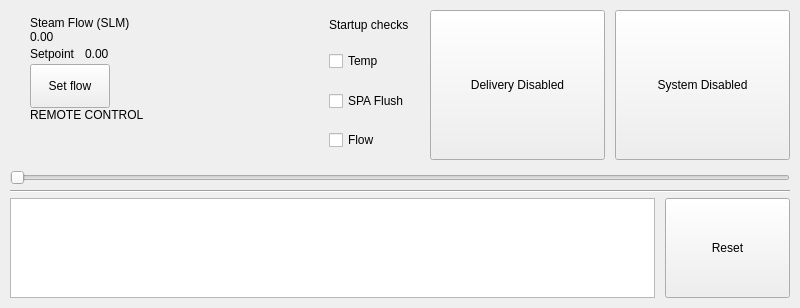
First picture: the form in ui/resources/RunPage_widget.ui, repository tamdak-dan/rch-steamer, before the edit.
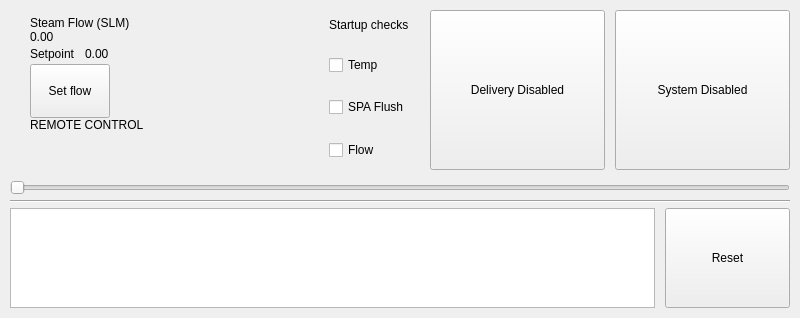
Second picture: the form after the edit.

Commit message: Set flow as tall as the nav buttons; top row 160px; fault rows 28px

Patch:
```diff
--- a/ui/resources/RunPage_widget.ui
+++ b/ui/resources/RunPage_widget.ui
@@ -170,7 +170,7 @@
                <property name="minimumSize">
                 <size>
                  <width>0</width>
-                 <height>44</height>
+                 <height>54</height>
                 </size>
                </property>
                <property name="focusPolicy">
@@ -217,13 +217,13 @@
              <property name="minimumSize">
               <size>
                <width>0</width>
-               <height>150</height>
+               <height>160</height>
               </size>
              </property>
              <property name="maximumSize">
               <size>
                <width>16777215</width>
-               <height>150</height>
+               <height>160</height>
               </size>
              </property>
              <property name="visible">
@@ -344,7 +344,7 @@
              <property name="minimumSize">
               <size>
                <width>175</width>
-               <height>150</height>
+               <height>160</height>
               </size>
              </property>
              <property name="text">
@@ -366,7 +366,7 @@
              <property name="minimumSize">
               <size>
                <width>175</width>
-               <height>150</height>
+               <height>160</height>
               </size>
              </property>
              <property name="text">
```
The commit also changes 2 other files.
